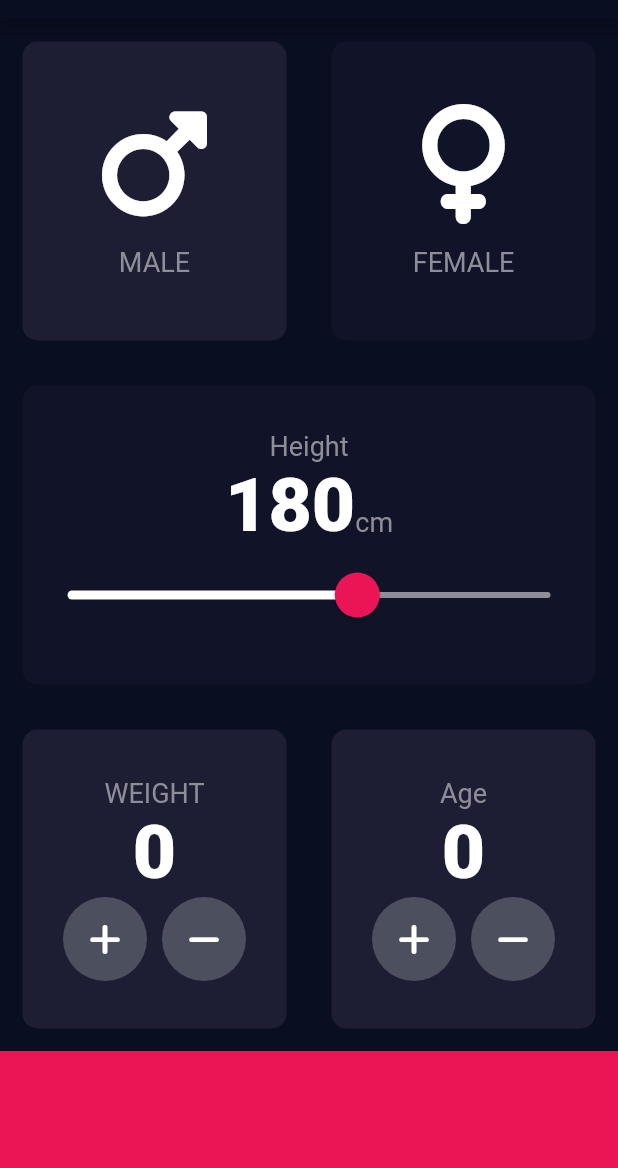
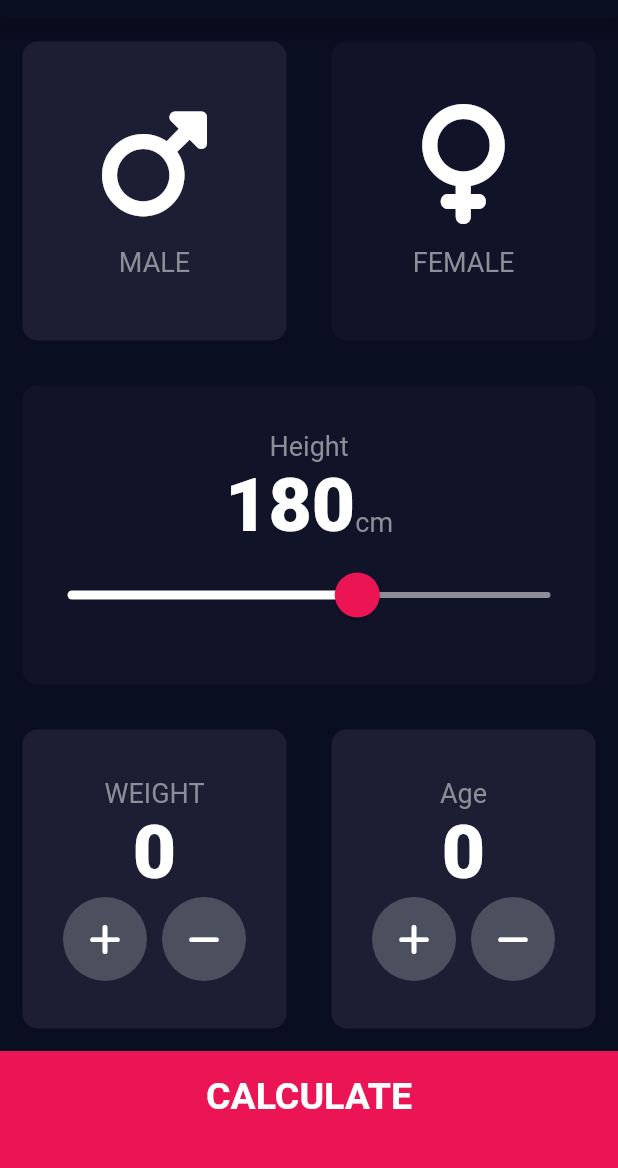
Before and after one commit to dwaynewillmakeit/bmi_calculator_flutter, a Flutter app: the screen it shows after launch, on a phone screen of 412 x 824 dp, the part 65-1233 px from its top. Run offline on Flutter 3.47's test engine with Material 2 defaults, Android fonts, the phone set to English and light mode, and no system bars; our stand-ins replace font_awesome_flutter.

Commit message:
Result Page Design

```diff
--- /dev/null
+++ b/lib/custom_widgets/bottom_buttom.dart
@@ -0,0 +1,27 @@
+import 'package:bmi_calculator_flutter/utils/constants.dart';
+import 'package:flutter/material.dart';
+
+class BottomButton extends StatelessWidget {
+
+  final VoidCallback onTap;
+  final String title;
+
+  const BottomButton({super.key, required this.onTap, required this.title});
+
+  @override
+  Widget build(BuildContext context) {
+    return GestureDetector(
+      onTap: onTap,
+      child: Container(
+        color: bottomContainerColor,
+        height: bottomContainerHeight,
+        padding: const EdgeInsets.only(bottom: 20),
+        child: Center(
+            child: Text(
+              title.toUpperCase(),
+              style: const TextStyle(fontSize: 25, fontWeight: FontWeight.bold),
+            )),
+      ),
+    );
+  }
+}
--- a/lib/pages/input_page.dart
+++ b/lib/pages/input_page.dart
@@ -1,6 +1,8 @@
+import 'package:bmi_calculator_flutter/custom_widgets/bottom_buttom.dart';
 import 'package:bmi_calculator_flutter/custom_widgets/icon_content.dart';
 import 'package:bmi_calculator_flutter/custom_widgets/reusable_card.dart';
 import 'package:bmi_calculator_flutter/enums/gender.dart';
+import 'package:bmi_calculator_flutter/pages/results_page.dart';
 import 'package:flutter/material.dart';
 import 'package:font_awesome_flutter/font_awesome_flutter.dart';
 
@@ -187,7 +189,9 @@ class _InputPageState extends State<InputPage> {
                                     age++;
                                   });
                                 }),
-                            SizedBox(width: 10,),
+                            SizedBox(
+                              width: 10,
+                            ),
                             RoundIconButton(
                                 icon: FontAwesomeIcons.minus,
                                 onPress: () {
@@ -204,15 +208,20 @@ class _InputPageState extends State<InputPage> {
               ],
             ),
           ),
-          Container(
-            color: bottomContainerColor,
-            height: bottomContainerHeight,
-          )
+          BottomButton(onTap: () {
+            Navigator.of(context).push(
+              MaterialPageRoute(
+                builder: (context) => const ResultPage(),
+              ),
+            );
+          }, title: 'Calculate',)
         ],
       ),
     );
   }
 }
+
+
 
 class RoundIconButton extends StatelessWidget {
   final IconData icon;
--- a/lib/utils/constants.dart
+++ b/lib/utils/constants.dart
@@ -2,6 +2,10 @@ import 'package:flutter/material.dart';
 
 const labelTextStyle = TextStyle(fontSize: 18, color: Color(0xFF8D8E98));
 const numberTextStyle = TextStyle(fontSize: 50, fontWeight: FontWeight.w900);
+const titleTextStyle = TextStyle(fontSize: 50,fontWeight: FontWeight.bold);
+const resultTextStyle = TextStyle(color:Color(0xFF24D876),fontSize: 22,fontWeight: FontWeight.bold);
+const bmiTextStyle = TextStyle(fontSize: 100,fontWeight: FontWeight.bold);
+const bodyTextStyle = TextStyle(fontSize: 22);
 
 const activeCardColor = Color(0xFF1D1E33);
 const inActiveCardColor = Color(0xFF111328);
```
Also changed, not shown: lib/pages/results_page.dart (added, +59 -0 lines).
